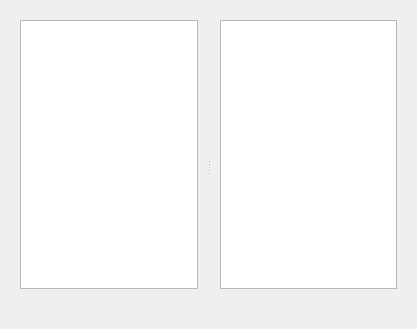
First picture: the form in eiskaltdcpp/ui/UIShareBrowser.ui, repository eiskaltdcpp/eiskaltdcpp, before the edit.
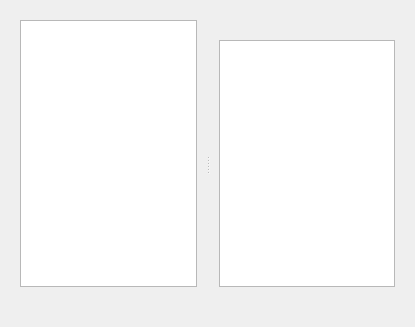
Second picture: the form after the edit.

```diff
--- a/eiskaltdcpp/ui/UIShareBrowser.ui
+++ b/eiskaltdcpp/ui/UIShareBrowser.ui
@@ -6,8 +6,8 @@
    <rect>
     <x>0</x>
     <y>0</y>
-    <width>417</width>
-    <height>329</height>
+    <width>415</width>
+    <height>327</height>
    </rect>
   </property>
   <property name="sizePolicy">
@@ -74,7 +74,7 @@
        <enum>QFrame::Plain</enum>
       </property>
       <layout class="QGridLayout" name="gridLayout_2">
-       <item row="1" column="0">
+       <item row="2" column="0">
         <widget class="QLabel" name="label_RIGHT">
          <property name="layoutDirection">
           <enum>Qt::RightToLeft</enum>
@@ -84,7 +84,7 @@
          </property>
         </widget>
        </item>
-       <item row="0" column="0">
+       <item row="1" column="0">
         <widget class="QTreeView" name="treeView_RPANE">
          <property name="editTriggers">
           <set>QAbstractItemView::NoEditTriggers</set>
@@ -103,6 +103,13 @@
          </property>
         </widget>
        </item>
+       <item row="0" column="0">
+        <widget class="QLabel" name="label_PATH">
+         <property name="text">
+          <string/>
+         </property>
+        </widget>
+       </item>
       </layout>
      </widget>
     </widget>
```
